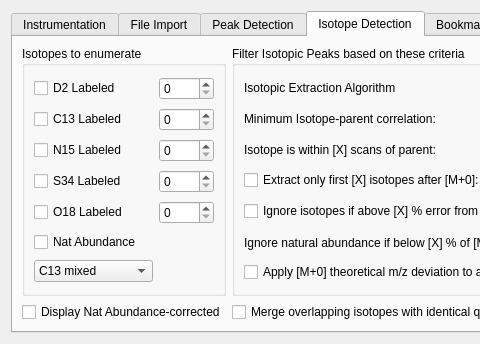
Above: src/maven/forms/settingsform.ui from eugenemel/maven before the change; both pictures show x 0 to 480 and y 0 to 344 of the 1094 by 344 pixel window. Below: the same form after it.
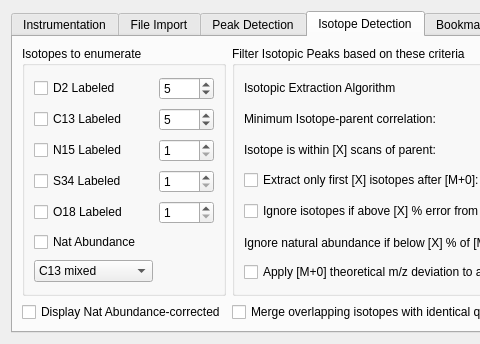
That is the form after the change. The open tabs and pages were chosen to show the change. Icons and pictures are not drawn.

Commit message: Issue 820: Modify widget to clarify min isotopes number case.

```diff
--- a/src/maven/forms/settingsform.ui
+++ b/src/maven/forms/settingsform.ui
@@ -928,19 +928,45 @@
            </widget>
           </item>
           <item row="0" column="1">
-           <widget class="QSpinBox" name="spnD2Max"/>
+           <widget class="QSpinBox" name="spnD2Max">
+            <property name="minimum">
+             <number>1</number>
+            </property>
+            <property name="value">
+             <number>5</number>
+            </property>
+           </widget>
           </item>
           <item row="4" column="1">
-           <widget class="QSpinBox" name="spnC13Max"/>
+           <widget class="QSpinBox" name="spnC13Max">
+            <property name="minimum">
+             <number>1</number>
+            </property>
+            <property name="value">
+             <number>5</number>
+            </property>
+           </widget>
           </item>
           <item row="5" column="1">
-           <widget class="QSpinBox" name="spnN15Max"/>
+           <widget class="QSpinBox" name="spnN15Max">
+            <property name="minimum">
+             <number>1</number>
+            </property>
+           </widget>
           </item>
           <item row="6" column="1">
-           <widget class="QSpinBox" name="spnS34Max"/>
+           <widget class="QSpinBox" name="spnS34Max">
+            <property name="minimum">
+             <number>1</number>
+            </property>
+           </widget>
           </item>
           <item row="7" column="1">
-           <widget class="QSpinBox" name="spnO18Max"/>
+           <widget class="QSpinBox" name="spnO18Max">
+            <property name="minimum">
+             <number>1</number>
+            </property>
+           </widget>
           </item>
          </layout>
         </widget>
```
